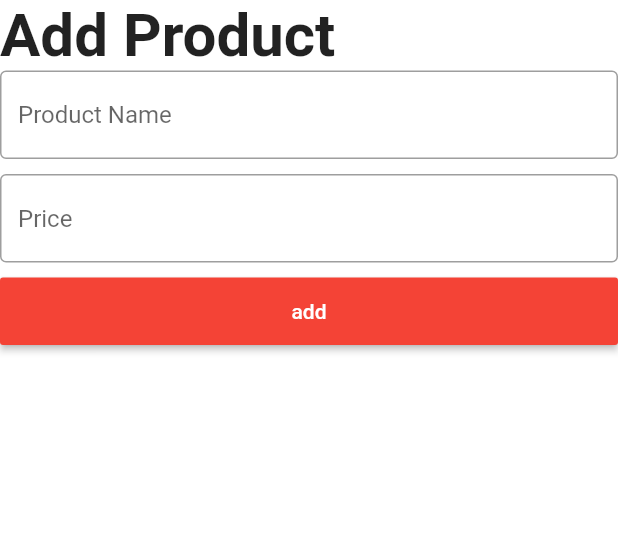
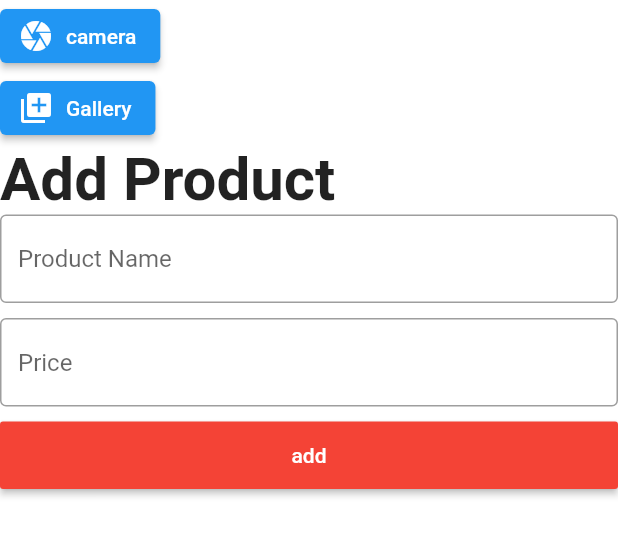
Before and after one commit to nixen2802/FlutterStudentZone, a Flutter app: what addproduct() shows on an empty page, opened directly, after a tap on "add", on a phone screen of 412 x 824 dp. Shown: the top 536 px of the screen. Run offline on Flutter 3.47's test engine with Material 2 defaults, Android fonts, the phone set to English and light mode, and no system bars; our stand-ins replace cloud_firestore, firebase_auth, firebase_core, firebase_storage, image_picker, salomon_bottom_bar; accounts and stored records are empty; network calls fail.

Commit message:
add images to product

```diff
--- a/lib/screens/addproduct.dart
+++ b/lib/screens/addproduct.dart
@@ -1,3 +1,4 @@
+import 'dart:io';
 
 import 'package:cloud_firestore/cloud_firestore.dart';
 import 'package:firebase_auth/firebase_auth.dart';
@@ -6,10 +7,10 @@ import 'package:flutter/services.dart';
 import 'package:image_picker/image_picker.dart';
 import 'package:studentzone/widgets/mybutton.dart';
 import 'package:studentzone/widgets/mytextformfield.dart';
-import 'package:path/path.dart' as Path;
+import 'package:firebase_storage/firebase_storage.dart';
+import 'package:path/path.dart' as path;
 
-
-
+String url = "null";
 final GlobalKey<FormState> _formKey = GlobalKey<FormState>();
 final GlobalKey<ScaffoldState> _scaffoldKey = GlobalKey<ScaffoldState>();
 String p =
@@ -27,12 +28,55 @@ class addproduct extends StatefulWidget {
 }
 
 class _addproductState extends State<addproduct> {
+  FirebaseStorage storage = FirebaseStorage.instance;
+
+  // Select and image from the gallery or take a picture with the camera
+  // Then upload to Firebase Storage
+  Future<void> _upload(String inputSource) async {
+    final picker = ImagePicker();
+    PickedFile? pickedImage;
+    try {
+      pickedImage = await picker.getImage(
+          source: inputSource == 'camera'
+              ? ImageSource.camera
+              : ImageSource.gallery,
+          maxWidth: 1920);
+
+      final String fileName = path.basename(pickedImage!.path);
+      print(fileName);
+      File imageFile = File(pickedImage.path);
+
+      try {
+        // Uploading the selected image with some custom meta data
+        await storage.ref(fileName).putFile(
+              imageFile,
+            );
+        url = await storage.ref(fileName).getDownloadURL();
+        print(url);
+        // Refresh the UI
+        setState(() {});
+      } on FirebaseException catch (error) {
+        print(error);
+      }
+    } catch (err) {
+      print(err);
+    }
+  }
+
   @override
   Widget build(BuildContext context) {
     return Container(
       decoration: new BoxDecoration(color: Colors.white),
       width: MediaQuery.of(context).size.width,
       child: Column(crossAxisAlignment: CrossAxisAlignment.start, children: [
+        ElevatedButton.icon(
+            onPressed: () => _upload('camera'),
+            icon: Icon(Icons.camera),
+            label: Text('camera')),
+        ElevatedButton.icon(
+            onPressed: () => _upload('gallery'),
+            icon: Icon(Icons.library_add),
+            label: Text('Gallery')),
         Text(
           "Add Product",
           style: TextStyle(
@@ -55,11 +99,11 @@ class _addproductState extends State<addproduct> {
           height: 10,
         ),
         MyButton(
-                  name: "add",
-                  onPressed: () {
-                    submit();
-                  },
-                )
+          name: "add",
+          onPressed: () {
+            submit();
+          },
+        )
       ]),
     );
   }
@@ -80,6 +124,7 @@ class _addproductState extends State<addproduct> {
         // "UserNumber": phoneNumber.text,
         "Name": ProductName.text,
         "price": Price.text,
+        "image": url,
         // "image": AssetImage("images/logo.png")
       });
     } on PlatformException catch (error) {
--- a/pubspec.yaml
+++ b/pubspec.yaml
@@ -34,6 +34,7 @@ dependencies:
   cloud_firestore: ^2.5.4
   firebase_core : ^1.6.0
   image_picker: ^0.8.4+1
+  firebase_storage: ^10.1.0
   # image_picker: ^0.8.4+4
   # carousel_pro: ^1.0.0
 
```
Also changed, not shown: pubspec.lock.
